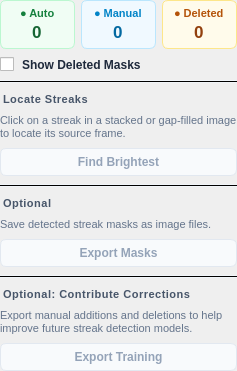
Above: src/startrails/ui/step_review_detections.ui from gkyle/startrails before the change. Below: the same form after it.
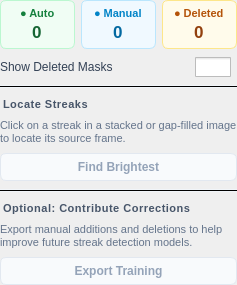
That is the form after the change. Icons and pictures are not drawn.

What changed in the file:
```diff
--- a/src/startrails/ui/step_review_detections.ui
+++ b/src/startrails/ui/step_review_detections.ui
@@ -3,7 +3,7 @@
  <class>ReviewSettings</class>
  <widget class="QWidget" name="reviewSettings">
   <property name="styleSheet">
-   <string notr="true">QLabel#optionalHeading, QLabel#contributeHeading, QLabel#findBrightestHeading {
+   <string notr="true">QLabel#contributeHeading, QLabel#findBrightestHeading {
     font-size: 11px;
     font-weight: 600;
     color: #475569;
@@ -11,7 +11,7 @@
     letter-spacing: 0.5px;
     margin-top: 2px;
 }
-QLabel#optionalMasksHint, QLabel#contributeHint, QLabel#findBrightestHint {
+QLabel#contributeHint, QLabel#findBrightestHint {
     font-size: 11px;
     color: #64748b;
     line-height: 1.3;
@@ -61,13 +61,7 @@
     font-weight: bold;
     color: #92400e;
 }
-QCheckBox#showDeletedMasks {
-    font-size: 12px;
-    color: #1e293b;
-    spacing: 8px;
-    font-weight: 500;
-}
-QPushButton#masks, QPushButton#training, QPushButton#findBrightest {
+QPushButton#training, QPushButton#findBrightest {
     background-color: #ffffff;
     color: #1e293b;
     border: 1px solid #cbd5e1;
@@ -86,12 +80,12 @@
     border-color: #0284c7;
     font-weight: 600;
 }
-QPushButton#masks:disabled, QPushButton#training:disabled, QPushButton#findBrightest:disabled {
+QPushButton#training:disabled, QPushButton#findBrightest:disabled {
     background-color: #f8fafc;
     color: #94a3b8;
     border-color: #e2e8f0;
 }
-QFrame#sep1, QFrame#sep2, QFrame#sepFindBrightest {
+QFrame#sep1, QFrame#sepFindBrightest {
     background-color: #f1f5f9;
     max-height: 1px;
 }</string>
@@ -225,14 +219,46 @@
     </layout>
    </item>
    <item>
-    <widget class="QCheckBox" name="showDeletedMasks">
-     <property name="cursor">
-      <cursorShape>PointingHandCursor</cursorShape>
-     </property>
-     <property name="text">
-      <string>Show Deleted Masks</string>
-     </property>
-    </widget>
+    <layout class="QHBoxLayout" name="showDeletedMasksLayout">
+     <item>
+      <widget class="QLabel" name="showDeletedMasksLabel">
+       <property name="text">
+        <string>Show Deleted Masks</string>
+       </property>
+       <property name="styleSheet">
+        <string>color: #334155; font-size: 12px;</string>
+       </property>
+       <property name="buddy">
+        <cstring>showDeletedMasks</cstring>
+       </property>
+      </widget>
+     </item>
+     <item alignment="Qt::AlignRight">
+      <widget class="QCheckBox" name="showDeletedMasks">
+       <property name="cursor">
+        <cursorShape>PointingHandCursor</cursorShape>
+       </property>
+       <property name="styleSheet">
+        <string>   QCheckBox#showDeletedMasks::indicator {
+       width: 36px;
+       height: 20px;
+   }
+   QCheckBox#showDeletedMasks::indicator:unchecked {
+       image: url(src/startrails/ui/icons_darktheme/switch_off.png);
+   }
+   QCheckBox#showDeletedMasks::indicator:checked {
+       image: url(src/startrails/ui/icons_darktheme/switch_on.png);
+   }</string>
+       </property>
+       <property name="text">
+        <string />
+       </property>
+       <property name="accessibleName">
+        <string>Show Deleted Masks</string>
+       </property>
+      </widget>
+     </item>
+    </layout>
    </item>
    <item>
     <widget class="QFrame" name="sepFindBrightest">
@@ -284,46 +310,6 @@
      </property>
     </widget>
    </item>
-   <item>
-    <widget class="QLabel" name="optionalHeading">
-     <property name="text">
-      <string>Optional</string>
-     </property>
-    </widget>
-   </item>
-   <item>
-    <widget class="QLabel" name="optionalMasksHint">
-     <property name="text">
-      <string>Save detected streak masks as image files.</string>
-     </property>
-     <property name="wordWrap">
-      <bool>true</bool>
-     </property>
-    </widget>
-   </item>
-   <item>
-    <widget class="QPushButton" name="masks">
-     <property name="cursor">
-      <cursorShape>PointingHandCursor</cursorShape>
-     </property>
-     <property name="text">
-      <string>Export Masks</string>
-     </property>
-     <property name="enabled">
-      <bool>false</bool>
-     </property>
-     <property name="toolTip">
-      <string>Requires automatic or manual streak masks.</string>
-     </property>
-    </widget>
-   </item>
-   <item>
-    <widget class="QFrame" name="sep2">
-     <property name="frameShape">
-      <enum>QFrame::HLine</enum>
-     </property>
-    </widget>
-   </item>
    <item>
     <widget class="QLabel" name="contributeHeading">
      <property name="text">
```
Left out of the diff: 2 changed lines with no effect on the pictures.
